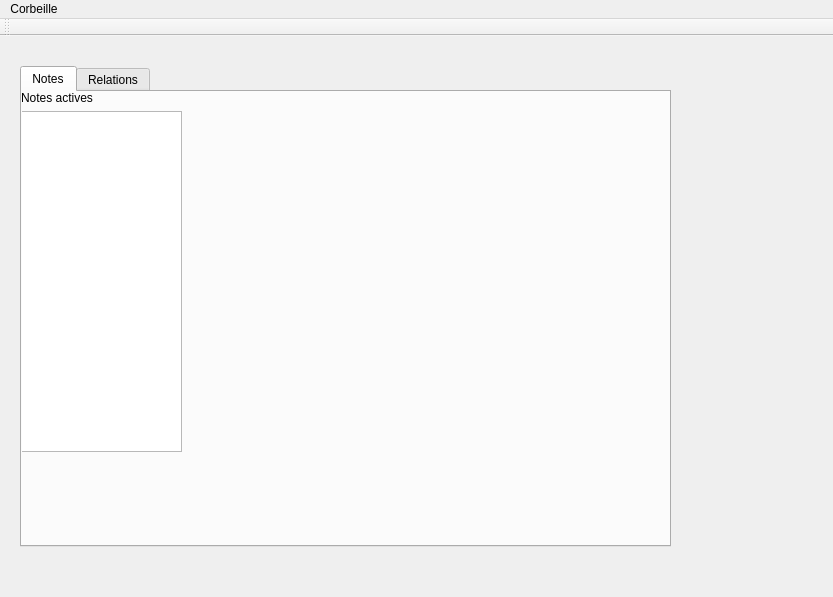
Above: QtVersion/mainwindow.ui from julieberteaux/LO21 before the change. Below: the same form after it.
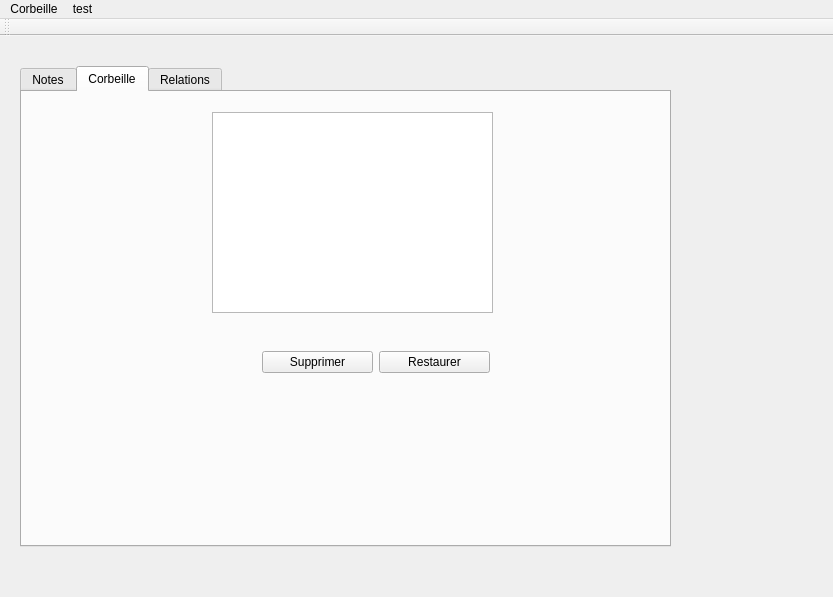
That is the form after the change.

```diff
--- a/QtVersion/mainwindow.ui
+++ b/QtVersion/mainwindow.ui
@@ -25,7 +25,7 @@
      </rect>
     </property>
     <property name="currentIndex">
-     <number>0</number>
+     <number>1</number>
     </property>
     <widget class="QWidget" name="Notes">
      <attribute name="title">
@@ -72,6 +72,47 @@
       <layout class="QVBoxLayout" name="centre"/>
      </widget>
     </widget>
+    <widget class="QWidget" name="Corbeille">
+     <attribute name="title">
+      <string>Corbeille</string>
+     </attribute>
+     <widget class="QListWidget" name="trashedNotes">
+      <property name="geometry">
+       <rect>
+        <x>190</x>
+        <y>20</y>
+        <width>281</width>
+        <height>201</height>
+       </rect>
+      </property>
+     </widget>
+     <widget class="QWidget" name="horizontalLayoutWidget">
+      <property name="geometry">
+       <rect>
+        <x>240</x>
+        <y>250</y>
+        <width>228</width>
+        <height>41</height>
+       </rect>
+      </property>
+      <layout class="QHBoxLayout" name="horizontalLayout">
+       <item>
+        <widget class="QPushButton" name="supp">
+         <property name="text">
+          <string>Supprimer</string>
+         </property>
+        </widget>
+       </item>
+       <item>
+        <widget class="QPushButton" name="save">
+         <property name="text">
+          <string>Restaurer</string>
+         </property>
+        </widget>
+       </item>
+      </layout>
+     </widget>
+    </widget>
     <widget class="QWidget" name="Relations">
      <attribute name="title">
       <string>Relations</string>
@@ -127,13 +168,26 @@
      <height>22</height>
     </rect>
    </property>
+   <property name="autoFillBackground">
+    <bool>false</bool>
+   </property>
+   <property name="defaultUp">
+    <bool>false</bool>
+   </property>
    <widget class="QMenu" name="menuTrash">
     <property name="title">
      <string>Corbeille</string>
     </property>
     <addaction name="actionOpenTrash"/>
    </widget>
+   <widget class="QMenu" name="menutest">
+    <property name="title">
+     <string>test</string>
+    </property>
+    <addaction name="actiontest"/>
+   </widget>
    <addaction name="menuTrash"/>
+   <addaction name="menutest"/>
   </widget>
   <widget class="QToolBar" name="toolBar">
    <property name="windowTitle">
```
Left out of the diff: 6 changed lines with no effect on the pictures.
